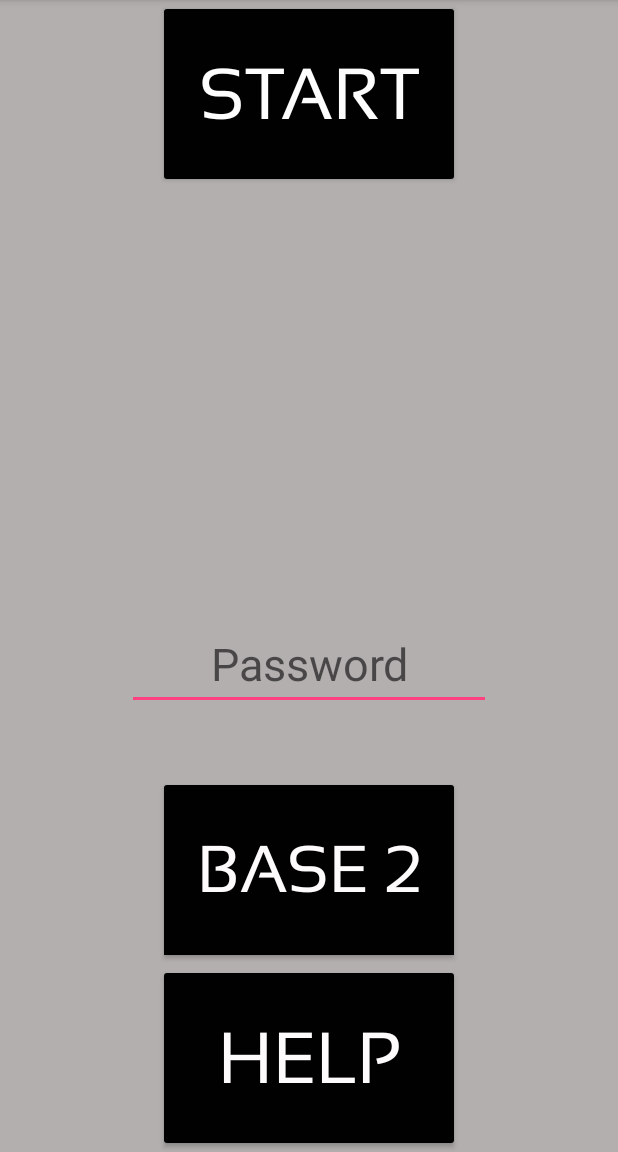
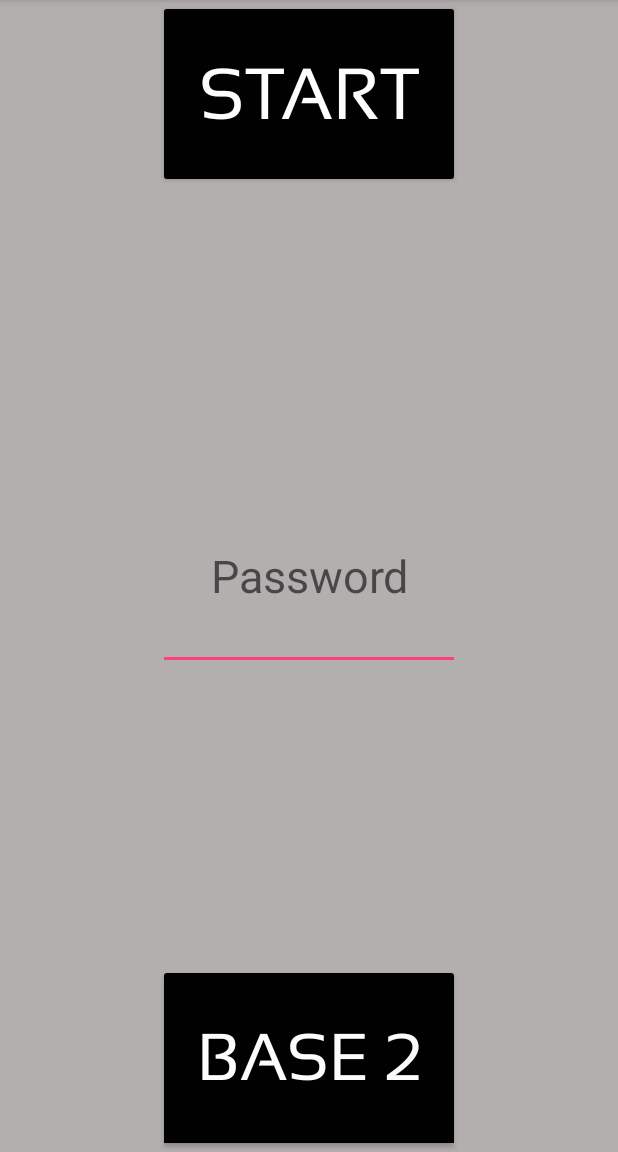
Before and after one commit to AugieSnackers/BinaryHero, an Android app: the screen it shows after launch (MainPageActivity), on a phone screen of 412 x 824 dp, the part 84-1236 px from its top. Run offline under Robolectric (Android 15) with nearby library versions, the phone set to English and light mode, and no system bars; Roboto replaces fonts that are not available here.

Commit message:
I added the pop up window to display the password text, and the seconds taken. We should a overflow menu button that has the help and developer's info

```diff
--- a/app/src/main/java/edu/augustana/snackers/binaryhero/GameThread.java
+++ b/app/src/main/java/edu/augustana/snackers/binaryhero/GameThread.java
@@ -28,7 +28,6 @@ public class GameThread extends Thread {
                 gameArena.update(canvas.getWidth(),
                         canvas.getHeight());
                 gameArena.draw(canvas);
-                gameArena.drawPlayLabel(canvas);
                 surfaceHolder.unlockCanvasAndPost(canvas);
                 // find elapsed time
                 //Thread.sleep(100 - elapsed time maybe?);
--- a/app/src/main/java/edu/augustana/snackers/binaryhero/LevelsDatabase.java
+++ b/app/src/main/java/edu/augustana/snackers/binaryhero/LevelsDatabase.java
@@ -8,6 +8,7 @@ import android.util.DisplayMetrics;
  * Created by Nelly on 4/11/2016.
  */
 public class LevelsDatabase {
+    public final static int HIGHEST_LEVEL = 6;
     public final static int RADIUS[] = { 50,50,50,50,60,60,60};
     public final static int NUM_BALLS[] = { 4,8,16,16,32,32,32};
     public final static int BINARY_LEN[] = { 4,4,4,4,5,5,5};
@@ -19,7 +20,8 @@ public class LevelsDatabase {
     public final static int SCREEN_WIDTH = METRICS.widthPixels;
     public final static int SCREEN_HEIGHT = METRICS.heightPixels;
 
-    //TODO: change these to Strings and use educational something
+    //TODO: customize the text to expalin the hint
+    public final static String passwordMeaning[] = {"Congrats the password for this level is"};
     public final static String passwords[] = {"base2","bit","byte","hexadecimal","machinecode","compile"};
 
 
--- a/app/src/main/java/edu/augustana/snackers/binaryhero/MainPageActivity.java
+++ b/app/src/main/java/edu/augustana/snackers/binaryhero/MainPageActivity.java
@@ -42,7 +42,7 @@ public class MainPageActivity extends AppCompatActivity {
                 if(!isEmpty(passWordText)){
                     for(int i = 0 ; i < LevelsDatabase.passwords.length; i++){
                         if(LevelsDatabase.passwords[i].equals(passWordText.getText().toString())){
-                            passwordLevel = i + 1;
+                            passwordLevel = i+1;
                         }
                     }
                 }
@@ -57,17 +57,16 @@ public class MainPageActivity extends AppCompatActivity {
         });
 
 
-        Button settingBtn = (Button) findViewById(R.id.settings_btn);
-        assert settingBtn != null;
-        settingBtn.setOnClickListener(new View.OnClickListener() {
-            public void onClick(View btn) {
-                Intent intent = new Intent(getApplicationContext(), SettingsActivity.class);
-                startActivity(intent);
-            }
-        });
+//        Button settingBtn = (Button) findViewById(R.id.settings_btn);
+//        assert settingBtn != null;
+//        settingBtn.setOnClickListener(new View.OnClickListener() {
+//            public void onClick(View btn) {
+//                Intent intent = new Intent(getApplicationContext(), SettingsActivity.class);
+//                startActivity(intent);
+//            }
+//        });
 
         startBtn.setTypeface(myTypeface);
-        settingBtn.setTypeface(myTypeface);
         baseSwitch.setTypeface(myTypeface);
 
     }
@@ -80,21 +79,5 @@ public class MainPageActivity extends AppCompatActivity {
             return true;
 
         }
-    public void showLevelPassword(int mPlayerLevel) {
 
-        AlertDialog.Builder helpBuilder = new AlertDialog.Builder(this);
-        helpBuilder.setTitle("Password");
-        helpBuilder.setMessage("Congrats the password for this level is" + LevelsDatabase.passwords[mPlayerLevel]);
-        helpBuilder.setPositiveButton("Ok",
-                new DialogInterface.OnClickListener() {
-
-                    public void onClick(DialogInterface dialog, int which) {
-                        // Do nothing but close the dialog
-                    }
-                });
-
-        // Remember, create doesn't show the dialog
-        AlertDialog helpDialog = helpBuilder.create();
-        helpDialog.show();
-    }
 }
--- a/app/src/main/res/layout/activity_main.xml
+++ b/app/src/main/res/layout/activity_main.xml
@@ -1,5 +1,6 @@
 <?xml version="1.0" encoding="utf-8"?>
-<RelativeLayout xmlns:android="http://schemas.android.com/apk/res/android"
+<FrameLayout xmlns:android="http://schemas.android.com/apk/res/android"
+    xmlns:tools="http://schemas.android.com/tools"
     android:id="@+id/frameLayout2"
     android:layout_width="match_parent"
     android:layout_height="match_parent"
@@ -14,21 +15,7 @@
         android:text="START"
         android:textColor="#fefdfd"
         android:textSize="48dp"
-        android:layout_marginLeft="183dp"
         android:layout_alignParentTop="true"
-        android:layout_centerHorizontal="true" />
-
-    <Button
-        android:id="@+id/settings_btn"
-        android:layout_width="201dp"
-        android:layout_height="125dp"
-        android:layout_gravity="center_horizontal|bottom"
-        android:backgroundTint="#010101"
-        android:text="HELP"
-        android:textColor="#fdfbfb"
-        android:textSize="48dp"
-        android:layout_marginLeft="183dp"
-        android:layout_alignParentBottom="true"
         android:layout_centerHorizontal="true" />
 
     <ToggleButton
@@ -40,26 +27,26 @@
         android:textSize="44dp"
         android:backgroundTint="#010101"
         android:id="@+id/toggleButton"
-        android:layout_gravity="center"
+        android:layout_gravity="center_horizontal|bottom"
         android:checked="true"
-        android:layout_marginLeft="183dp"
         android:layout_above="@+id/settings_btn"
         android:layout_centerHorizontal="true" />
 
     <EditText
-        android:layout_width="wrap_content"
-        android:layout_height="wrap_content"
-        android:inputType="number"
+
+        android:layout_width="201dp"
+        android:layout_height="125dp"
         android:ems="10"
         android:id="@+id/password_Field"
-        android:layout_gravity="center_horizontal|top"
-        android:layout_marginLeft="169dp"
+        android:layout_gravity="center"
         android:layout_above="@+id/toggleButton"
         android:layout_centerHorizontal="true"
-        android:layout_marginBottom="44dp"
         android:hint="Password"
         android:textAlignment="center"
-        android:textSize="30sp" />
+        android:textSize="30sp"
+        android:inputType="text"/>
 
 
-</RelativeLayout>
+
+
+</FrameLayout>
--- a/app/src/main/res/values/colors.xml
+++ b/app/src/main/res/values/colors.xml
@@ -3,4 +3,5 @@
     <color name="colorPrimary">#FF050505</color>
     <color name="colorPrimaryDark">#FFDCD8EC</color>
     <color name="colorAccent">#FF4081</color>
+    <color name="theme_window_background">#FFF5F5F5</color>
 </resources>
```
Also changed, not shown: app/src/main/java/edu/augustana/snackers/binaryhero/GameArena.java (+82 -50 lines), app/src/main/java/edu/augustana/snackers/binaryhero/SettingsActivity.java (+10 -1 lines), app/src/main/res/layout/activity_settings.xml (+5 -18 lines), app/src/main/res/values/styles.xml (+8 -0 lines).
